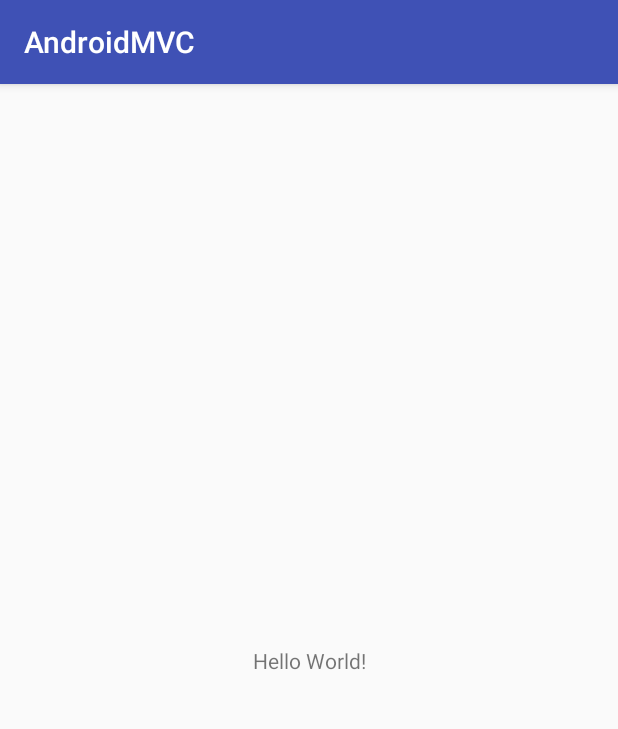
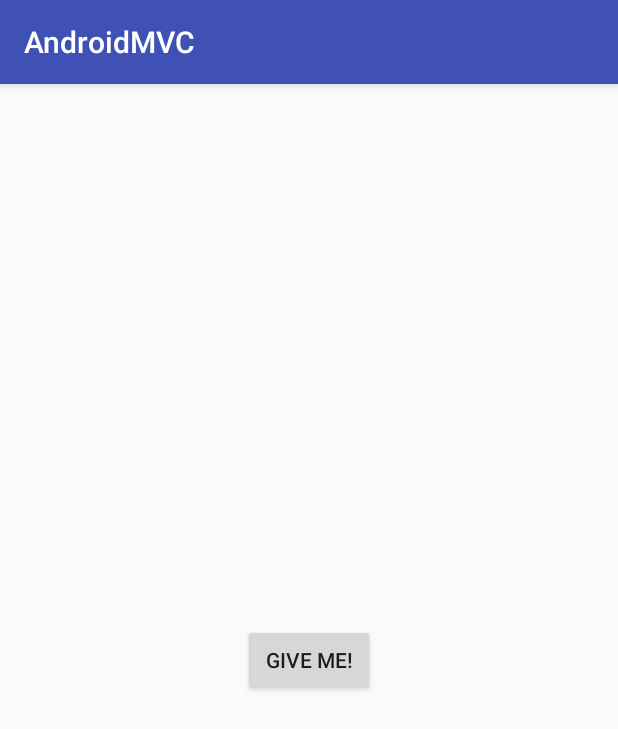
Before and after one commit to turgay-mutlu/AndroidMVC, an Android app: the screen it shows after launch (MainActivity), on a phone screen of 412 x 824 dp. Shown: the top 729 px of the screen. Run offline under Robolectric (Android 15) with nearby library versions, the phone set to English and light mode, and no system bars.

```diff
--- a/app/src/main/AndroidManifest.xml
+++ b/app/src/main/AndroidManifest.xml
@@ -1,6 +1,8 @@
 <?xml version="1.0" encoding="utf-8"?>
 <manifest xmlns:android="http://schemas.android.com/apk/res/android"
     package="com.example.turgay.androidmvc">
+
+    <uses-permission android:name="android.permission.INTERNET" />
 
     <application
         android:allowBackup="true"
--- a/app/src/main/java/com/example/turgay/androidmvc/network/APIClient.java
+++ b/app/src/main/java/com/example/turgay/androidmvc/network/APIClient.java
@@ -17,7 +17,7 @@ public class APIClient {
 
 
         retrofit = new Retrofit.Builder()
-                .baseUrl("https://reqres.in")
+                .baseUrl("https://api.github.com/")
                 .addConverterFactory(GsonConverterFactory.create())
                 .client(client)
                 .build();
--- a/app/src/main/java/com/example/turgay/androidmvc/view/MainActivity.java
+++ b/app/src/main/java/com/example/turgay/androidmvc/view/MainActivity.java
@@ -2,14 +2,53 @@ package com.example.turgay.androidmvc.view;
 
 import android.support.v7.app.AppCompatActivity;
 import android.os.Bundle;
+import android.util.Log;
+import android.view.View;
+import android.widget.Button;
 
 import com.example.turgay.androidmvc.R;
+import com.example.turgay.androidmvc.controller.MainController;
+import com.example.turgay.androidmvc.model.Repo;
+
+import java.util.List;
+
+import retrofit2.Call;
+import retrofit2.Callback;
+import retrofit2.Response;
 
 public class MainActivity extends AppCompatActivity {
+
+    private static final String TAG = "MainActivity";
+    MainController controller;
+    Button button;
+
 
     @Override
     protected void onCreate(Bundle savedInstanceState) {
         super.onCreate(savedInstanceState);
         setContentView(R.layout.activity_main);
+        controller = new MainController();
+        button = findViewById(R.id.btn_give_me);
+
+        button.setOnClickListener(new View.OnClickListener() {
+            @Override
+            public void onClick(View view) {
+                controller.getUserReposWithId("turgay-mutlu", new Callback<List<Repo>>() {
+                    @Override
+                    public void onResponse(Call<List<Repo>> call, Response<List<Repo>> response) {
+                        List<Repo> repos = response.body();
+                        for (Repo repo : repos) {
+                            Log.i(TAG, "Repo Name: " + repo.getName());
+                        }
+                    }
+
+                    @Override
+                    public void onFailure(Call<List<Repo>> call, Throwable t) {
+
+                    }
+                });
+
+            }
+        });
     }
 }
--- a/app/src/main/res/layout/activity_main.xml
+++ b/app/src/main/res/layout/activity_main.xml
@@ -6,10 +6,11 @@
     android:layout_height="match_parent"
     tools:context="com.example.turgay.androidmvc.view.MainActivity">
 
-    <TextView
+    <Button
+        android:id="@+id/btn_give_me"
         android:layout_width="wrap_content"
         android:layout_height="wrap_content"
-        android:text="Hello World!"
+        android:text="Give Me!"
         app:layout_constraintBottom_toBottomOf="parent"
         app:layout_constraintLeft_toLeftOf="parent"
         app:layout_constraintRight_toRightOf="parent"
```
Also changed, not shown: app/src/main/java/com/example/turgay/androidmvc/controller/MainController.java (+2 -16 lines).
